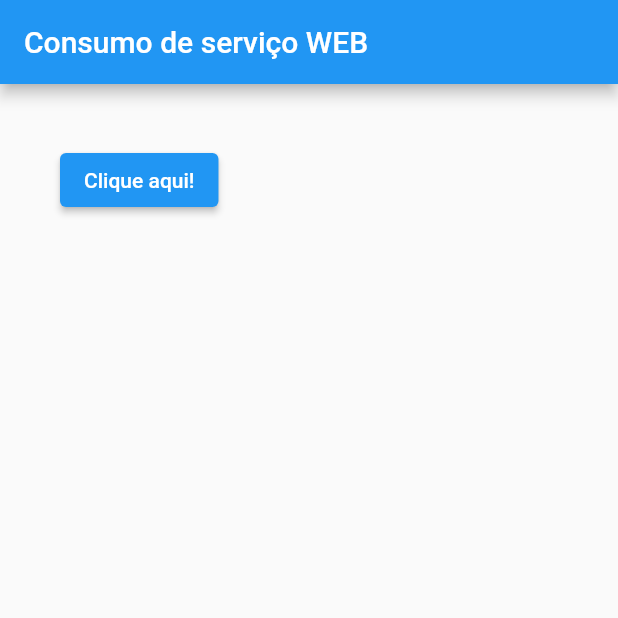
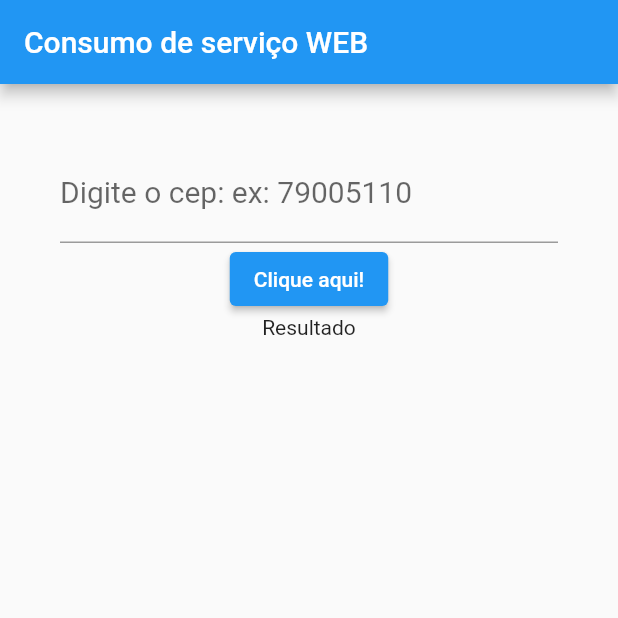
Before and after one commit to Lukerabr/Consumir_API_CEP, a Flutter app: the screen it shows after launch, after a tap on "Clique aqui!", on a phone screen of 412 x 824 dp, the top half of it. Run offline on Flutter 3.47's test engine with Material 2 defaults, Android fonts, the phone set to English and light mode, and no system bars; network calls fail.

Commit message:
Recuperar os dados de um CEP digitado e mostrando o resultado.

```diff
--- a/lib/Home.dart
+++ b/lib/Home.dart
@@ -11,11 +11,14 @@ class Home extends StatefulWidget {
 
 class _HomeState extends State<Home> {
 
+  String _resultado = "Resultado";
+  TextEditingController _controllerCep = TextEditingController();
 
   //async pois pode variar o tempo para o servidor responder.
   _recuperarCep() async {
 
-    String url = "https://viacep.com.br/ws/79005110/json";
+    String cepDigitado = _controllerCep.text;
+    String url = "https://viacep.com.br/ws/${cepDigitado}/json";
 
     http.Response response;
     //await pois deve esperar a resposta do servidor.
@@ -28,6 +31,10 @@ class _HomeState extends State<Home> {
     String bairro = retorno["bairro"];
     String localidade = retorno["localidade"];
 
+    setState(() {
+      _resultado = "\n${logradouro}, ${complemento}, ${bairro}, ${localidade}";
+    });
+
     print(
       "\nResposta logradouro: ${logradouro}\n"
       "Resposta complemento: ${complemento}\n"
@@ -36,8 +43,9 @@ class _HomeState extends State<Home> {
 
     );
 
+
     //print("resposta: " + response.statusCode.toString());
-    print("resposta: " + response.body);
+    //print("resposta: " + response.body);
 
   }
 
@@ -51,9 +59,21 @@ class _HomeState extends State<Home> {
         padding: EdgeInsets.all(40),
         child: Column(
           children: [
+            TextField(
+              keyboardType: TextInputType.number,
+              decoration: InputDecoration(
+                labelText: "Digite o cep: ex: 79005110"
+              ),
+              style: TextStyle(
+                fontSize: 20
+              ),
+              controller: _controllerCep,
+            ),
             ElevatedButton(
                 onPressed: _recuperarCep,
-                child: Text("Clique aqui!"))
+                child: Text("Clique aqui!")
+            ),
+            Text(_resultado)
           ],
         ),
       ),
```
